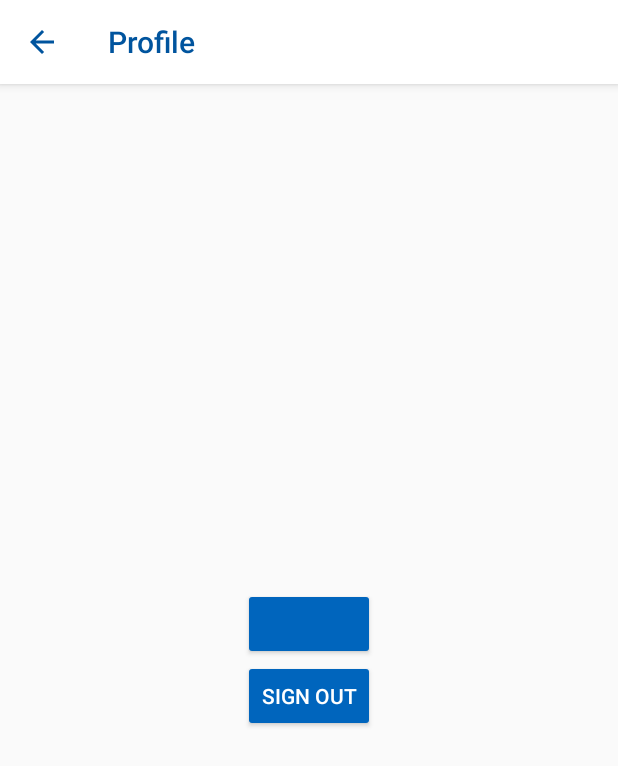
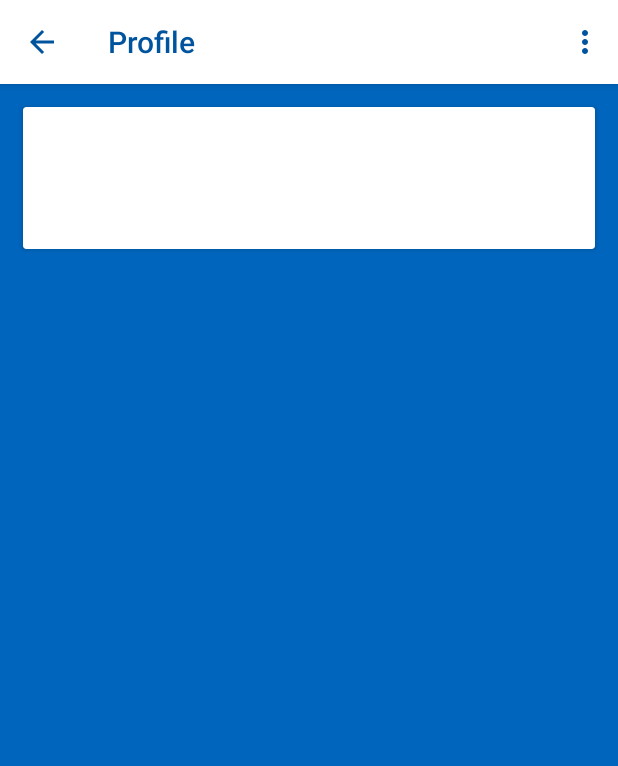
Before and after one commit to zachfalcone/CS455_Proj_13, an Android app: the ProfileActivity screen opened directly, with no data from a screen before it, on a phone screen of 412 x 824 dp. Shown: the top 766 px of the screen. Run offline under Robolectric (Android 15) with nearby library versions, the phone set to English and light mode, and no system bars; our stand-ins replace Firebase (no records; nobody signed in at launch, a user with empty details on screens opened directly).

Commit message:
Added favorites.
• Added favorites.
- Favorites are stored in the database to allow syncing across devices.

• Updated AddActivity & layout.
- Added +photo icon.
- Fit image to card.
- Disabled click when image is chosen.
- Added clear image button.

• Updated ProfileActivity & layout.
- Moved sign out to overflow menu.
- Replaced button with card showing name, email, and the amount of the user's listings.

- StoreActivity: Show no textbooks when no results match.
- Fixed search length to 13.

```diff
--- a/app/src/main/java/cse455/csusb/bookngo/ProfileActivity.java
+++ b/app/src/main/java/cse455/csusb/bookngo/ProfileActivity.java
@@ -10,9 +10,12 @@ import android.support.annotation.NonNull;
 import android.support.v4.content.ContextCompat;
 import android.support.v7.app.AppCompatActivity;
 import android.util.Log;
+import android.view.Menu;
+import android.view.MenuItem;
 import android.view.View;
 import android.view.Window;
 import android.widget.Button;
+import android.widget.TextView;
 import android.widget.Toast;
 
 import com.google.android.gms.auth.api.Auth;
@@ -20,6 +23,12 @@ import com.google.android.gms.auth.api.signin.GoogleSignInOptions;
 import com.google.android.gms.common.ConnectionResult;
 import com.google.android.gms.common.api.GoogleApiClient;
 import com.google.firebase.auth.FirebaseAuth;
+import com.google.firebase.database.DataSnapshot;
+import com.google.firebase.database.DatabaseError;
+import com.google.firebase.database.DatabaseReference;
+import com.google.firebase.database.FirebaseDatabase;
+import com.google.firebase.database.Query;
+import com.google.firebase.database.ValueEventListener;
 
 public class ProfileActivity extends AppCompatActivity implements GoogleApiClient.OnConnectionFailedListener, View.OnClickListener {
 
@@ -29,7 +38,7 @@ public class ProfileActivity extends AppCompatActivity implements GoogleApiClien
     private GoogleApiClient mGoogleApiClient;
     private FirebaseAuth mAuth;
 
-    private Button btnName, btnSignOut;
+    private TextView textName, textEmail, textCount;
 
     private String NAME, EMAIL;
 
@@ -71,13 +80,52 @@ public class ProfileActivity extends AppCompatActivity implements GoogleApiClien
                     .addApi(Auth.GOOGLE_SIGN_IN_API, gso)
                     .build();
 
-            btnName = findViewById(R.id.name_button);
-            btnName.setText(NAME);
-            btnName.setOnClickListener(this);
+            textName = findViewById(R.id.text_name);
+            textName.setText(NAME);
 
-            btnSignOut = findViewById(R.id.sign_out_button);
-            btnSignOut.setOnClickListener(this);
+            textEmail = findViewById(R.id.text_email);
+            textEmail.setText(EMAIL);
+
+            textCount = findViewById(R.id.text_count);
+            FirebaseDatabase database = FirebaseDatabase.getInstance();
+            DatabaseReference books = database.getReference("books");
+            Query myBooks = books.orderByChild("userEmail").equalTo(EMAIL);
+            myBooks.addValueEventListener(new ValueEventListener() {
+                @Override
+                public void onDataChange(DataSnapshot dataSnapshot) {
+                    if (dataSnapshot.exists()) {
+                        textCount.setText(String.valueOf(dataSnapshot.getChildrenCount()));
+                    }
+                }
+
+                @Override
+                public void onCancelled(DatabaseError databaseError) {
+
+                }
+            });
         }
+    }
+
+    @Override
+    public boolean onCreateOptionsMenu(Menu menu) {
+        getMenuInflater().inflate(R.menu.menu_profile, menu);
+        return super.onCreateOptionsMenu(menu);
+    }
+
+    @Override
+    public boolean onOptionsItemSelected(MenuItem item) {
+        switch (item.getItemId()) {
+            case R.id.item_sign_out:
+                mAuth.signOut();
+                Auth.GoogleSignInApi.signOut(mGoogleApiClient);
+                if (Build.VERSION.SDK_INT >= Build.VERSION_CODES.N_MR1)
+                    getSystemService(ShortcutManager.class).removeAllDynamicShortcuts();
+                Intent loginIntent = new Intent(this, LoginActivity.class).addFlags(Intent.FLAG_ACTIVITY_CLEAR_TOP);
+                startActivity(loginIntent);
+                finish();
+                break;
+        }
+        return super.onOptionsItemSelected(item);
     }
 
     @Override
@@ -89,20 +137,11 @@ public class ProfileActivity extends AppCompatActivity implements GoogleApiClien
     @Override
     public void onClick(View view) {
         switch (view.getId()) {
-            case R.id.sign_out_button:
-                mAuth.signOut();
-                Auth.GoogleSignInApi.signOut(mGoogleApiClient);
-                if (Build.VERSION.SDK_INT >= Build.VERSION_CODES.N_MR1)
-                    getSystemService(ShortcutManager.class).removeAllDynamicShortcuts();
-                Intent loginIntent = new Intent(this, LoginActivity.class).addFlags(Intent.FLAG_ACTIVITY_CLEAR_TOP);
-                startActivity(loginIntent);
-                finish();
-                break;
-            case R.id.name_button:
+            /*case R.id.name_button:
                 Intent contactIntent = new Intent(Intent.ACTION_SENDTO, Uri.parse("mailto:" + EMAIL));
                 contactIntent.putExtra(Intent.EXTRA_SUBJECT, "[Book n' Go] " + "Sample Book" + " Inquiry");
                 startActivity(Intent.createChooser(contactIntent, "Email " + NAME));
-                break;
+                break;*/
         }
     }
 }
--- a/app/src/main/java/cse455/csusb/bookngo/StoreActivity.java
+++ b/app/src/main/java/cse455/csusb/bookngo/StoreActivity.java
@@ -251,6 +251,10 @@ public class StoreActivity extends AppCompatActivity implements View.OnClickList
                     recyclerTextbooks.setAdapter(textbookAdapter);
                     storeProgress.setVisibility(View.GONE);
                     recyclerTextbooks.setVisibility(View.VISIBLE);
+                } else {
+                    textbooks.clear();
+                    storeProgress.setVisibility(View.GONE);
+                    recyclerTextbooks.setVisibility(View.VISIBLE);
                 }
             }
 
--- /dev/null
+++ b/app/src/main/res/drawable/ic_add_photo.xml
@@ -0,0 +1,4 @@
+<vector android:height="35dp" android:viewportHeight="24.0"
+    android:viewportWidth="24.0" android:width="35dp" xmlns:android="http://schemas.android.com/apk/res/android">
+    <path android:fillColor="?android:textColorHint" android:pathData="M3,4L3,1h2v3h3v2L5,6v3L3,9L3,6L0,6L0,4h3zM6,10L6,7h3L9,4h7l1.83,2L21,6c1.1,0 2,0.9 2,2v12c0,1.1 -0.9,2 -2,2L5,22c-1.1,0 -2,-0.9 -2,-2L3,10h3zM13,19c2.76,0 5,-2.24 5,-5s-2.24,-5 -5,-5 -5,2.24 -5,5 2.24,5 5,5zM9.8,14c0,1.77 1.43,3.2 3.2,3.2s3.2,-1.43 3.2,-3.2 -1.43,-3.2 -3.2,-3.2 -3.2,1.43 -3.2,3.2z"/>
+</vector>
--- a/app/src/main/res/layout/activity_profile.xml
+++ b/app/src/main/res/layout/activity_profile.xml
@@ -1,43 +1,67 @@
 <?xml version="1.0" encoding="utf-8"?>
-<android.support.constraint.ConstraintLayout xmlns:android="http://schemas.android.com/apk/res/android"
+<LinearLayout xmlns:android="http://schemas.android.com/apk/res/android"
     xmlns:app="http://schemas.android.com/apk/res-auto"
     xmlns:tools="http://schemas.android.com/tools"
     android:layout_width="match_parent"
     android:layout_height="match_parent"
     tools:context="cse455.csusb.bookngo.ProfileActivity"
-    android:id="@+id/profile_view">
+    android:id="@+id/profile_view"
+    android:background="@color/b2gPrimary">
 
-    <LinearLayout
+    <Button
+        android:visibility="gone"
+        android:id="@+id/name_button"
         android:layout_width="wrap_content"
         android:layout_height="wrap_content"
-        android:orientation="vertical"
-        android:layout_marginRight="8dp"
-        app:layout_constraintRight_toRightOf="parent"
-        android:layout_marginLeft="8dp"
-        app:layout_constraintLeft_toLeftOf="parent"
-        app:layout_constraintBottom_toBottomOf="parent"
-        android:layout_marginBottom="8dp"
-        app:layout_constraintTop_toTopOf="parent"
-        android:layout_marginTop="8dp">
+        android:text="Name"
+        android:backgroundTint="@color/b2gPrimary"
+        android:textColor="@color/white"/>
 
-        <Button
-            android:id="@+id/name_button"
-            android:layout_width="wrap_content"
+    <android.support.v7.widget.CardView
+        android:layout_width="match_parent"
+        android:layout_height="wrap_content"
+        android:layout_margin="15dp">
+
+        <LinearLayout
+            android:layout_width="match_parent"
             android:layout_height="wrap_content"
-            android:text="Name"
-            android:backgroundTint="@color/b2gPrimary"
-            android:textColor="@color/white"
-            android:layout_gravity="center"/>
+            android:padding="25dp"
+            android:orientation="horizontal"
+            android:gravity="center_vertical">
 
-        <Button
-            android:id="@+id/sign_out_button"
-            android:layout_width="wrap_content"
-            android:layout_height="wrap_content"
-            android:text="Sign Out"
-            android:backgroundTint="@color/b2gPrimary"
-            android:textColor="@color/white"
-            android:layout_gravity="center"/>
+            <LinearLayout
+                android:layout_width="0dp"
+                android:layout_weight="2"
+                android:layout_height="wrap_content"
+                android:orientation="vertical">
 
-    </LinearLayout>
+                <TextView
+                    android:id="@+id/text_name"
+                    android:layout_width="wrap_content"
+                    android:layout_height="wrap_content"
+                    tools:text="Sample Name"
+                    android:textSize="20sp"/>
 
-</android.support.constraint.ConstraintLayout>
+                <TextView
+                    android:id="@+id/text_email"
+                    android:layout_width="wrap_content"
+                    android:layout_height="wrap_content"
+                    tools:text="sample@email.com"
+                    android:textSize="12sp"/>
+
+            </LinearLayout>
+
+            <TextView
+                android:id="@+id/text_count"
+                android:layout_width="0dp"
+                android:layout_height="wrap_content"
+                android:layout_weight="1"
+                android:textSize="25sp"
+                tools:text="100"
+                android:gravity="end"/>
+
+        </LinearLayout>
+
+    </android.support.v7.widget.CardView>
+
+</LinearLayout>
--- a/app/src/main/res/layout/activity_search.xml
+++ b/app/src/main/res/layout/activity_search.xml
@@ -7,5 +7,5 @@
     android:id="@+id/search_box"
     android:maxLines="1"
     android:inputType="number"
-    android:maxLength="10"
+    android:maxLength="13"
     android:imeOptions="actionSearch"/>
--- /dev/null
+++ b/app/src/main/res/menu/menu_profile.xml
@@ -0,0 +1,7 @@
+<menu xmlns:android="http://schemas.android.com/apk/res/android"
+    xmlns:app="http://schemas.android.com/apk/res-auto">
+    <item
+        android:id="@+id/item_sign_out"
+        android:title="@string/sign_out"
+        app:showAsAction="never"/>
+</menu>
--- a/app/src/main/res/values/strings.xml
+++ b/app/src/main/res/values/strings.xml
@@ -13,5 +13,6 @@
     </string-array>
 
     <string name="title_activity_view">Listing</string>
+    <string name="sign_out">Sign out</string>
 
 </resources>
```
Also changed, not shown: app/src/main/java/cse455/csusb/bookngo/AddActivity.java (+29 -9 lines), app/src/main/java/cse455/csusb/bookngo/ViewActivity.java (+17 -8 lines), app/src/main/res/layout/activity_add.xml (+40 -16 lines).
